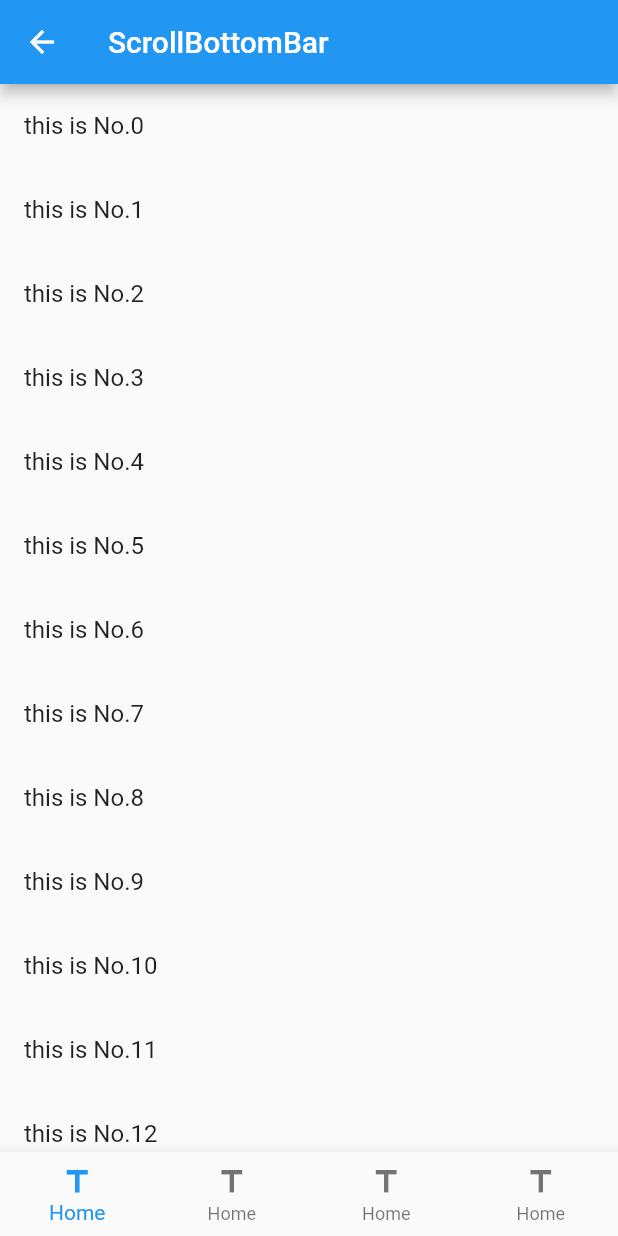
After one commit to justForL/FlutterDemos, a Flutter app: the ScrollBottomBar screen opened directly, on a phone screen of 412 x 824 dp. The commit adds this screen. Run offline on Flutter 3.47's test engine with Material 2 defaults, Android fonts, the phone set to English and light mode, and no system bars.

Commit message:
add scrollBottomBar

```diff
--- a/lib/Moudle/Home/HomeList.dart
+++ b/lib/Moudle/Home/HomeList.dart
@@ -1,4 +1,5 @@
 import 'package:demo02/Moudle/Home/ExpentionDemo.dart';
+import 'package:demo02/Moudle/Home/ScrollBottomBar.dart';
 import 'package:demo02/Moudle/Home/ScrollToTopDemo.dart';
 import 'package:demo02/Moudle/Home/TextFieldDemo.dart';
 import 'package:demo02/Moudle/Home/WX9Button.dart';
@@ -75,6 +76,11 @@ class HomeListItem extends StatelessWidget {
           _routeJumpAction(context, ScrollToTopDemo(), false);
         }
         break;
+         case HomeItemEnum.ScrollBottomBar:
+        {
+          _routeJumpAction(context, ScrollBottomBar(), false);
+        }
+        break;
 
       default:
     }
--- /dev/null
+++ b/lib/Moudle/Home/ScrollBottomBar.dart
@@ -0,0 +1,102 @@
+import 'package:flutter/cupertino.dart';
+import 'package:flutter/material.dart';
+import 'package:flutter/rendering.dart';
+
+void main() => runApp(ScrollBottomBar());
+
+class ScrollBottomBar extends StatefulWidget {
+  @override
+  State createState() => _ScrollBottomBarState();
+}
+
+class _ScrollBottomBarState extends State<ScrollBottomBar>
+    with SingleTickerProviderStateMixin {
+  AnimationController _animationController;
+  Animation _animation;
+  ScrollController _scrollController;
+
+  @override
+  void initState() {
+    super.initState();
+    _animationController = AnimationController(
+        vsync: this, duration: Duration(milliseconds: 500));
+    _animation = Tween(begin: 0.0, end: -100.0).animate(CurvedAnimation(
+        parent: _animationController, curve: Curves.fastOutSlowIn));
+    _scrollController = ScrollController(keepScrollOffset: true)
+      ..addListener(_judgeScroll);
+  }
+
+  @override
+  void dispose() {
+    _animationController?.dispose();
+    _scrollController..removeListener(_judgeScroll);
+    super.dispose();
+  }
+
+  @override
+  Widget build(BuildContext context) {
+    return Scaffold(
+      appBar: AppBar(
+        title: Text("ScrollBottomBar"),
+      ),
+      body: _buildListView(),
+      bottomNavigationBar: _buildBottomBar(context),
+    );
+  }
+
+    void _judgeScroll() {
+    if (_scrollController.position.userScrollDirection == ScrollDirection.forward) {
+      _animationController.forward();
+    }
+
+    if (_scrollController.position.userScrollDirection == ScrollDirection.reverse) {
+      _animationController.reverse();
+    }
+  }
+
+  Widget _buildListView() {
+    return ListView.builder(
+        itemCount: 30,
+        controller: _scrollController,
+        itemBuilder: (context, index) {
+          return ListTile(
+            title: Text("this is No.$index"),
+          );
+        });
+  }
+
+  Widget _buildBottomBar(BuildContext context) {
+    int _index = 0;
+    return AnimatedBuilder(
+      animation: _animation,
+      builder: (context, child) {
+        return Container(
+          height: 0.0,
+          child: Stack(
+            overflow: Overflow.visible,
+            children: <Widget>[
+              Positioned(
+                bottom: _animation.value,
+                left: 0.0,
+                right: 0.0,
+                child: child,
+              )
+            ],
+          ),
+        );
+      },
+      child: BottomNavigationBar(
+        items: [
+          BottomNavigationBarItem(icon: Icon(Icons.title), title: Text("Home")),
+          BottomNavigationBarItem(icon: Icon(Icons.title), title: Text("Home")),
+          BottomNavigationBarItem(icon: Icon(Icons.title), title: Text("Home")),
+          BottomNavigationBarItem(icon: Icon(Icons.title), title: Text("Home")),
+        ],
+        type: BottomNavigationBarType.fixed,
+        currentIndex: _index,
+      ),
+    );
+  }
+
+
+}
--- a/lib/Moudle/Home/ScrollToTopDemo.dart
+++ b/lib/Moudle/Home/ScrollToTopDemo.dart
@@ -16,12 +16,12 @@ class _ScrollToTopDemoState extends State<ScrollToTopDemo> {
     super.initState();
     _listViewController = ScrollController();
   }
+  @override
+  void dispose() {
+    super.dispose();
+    _listViewController.dispose();
+  }
 
-  void _floatButtonClick() {
-    if (_listViewController.offset != 0) {
-      _listViewController.animateTo(0,duration:Duration(seconds: 1),curve: Curves.easeIn);
-    }
-  }
 
   @override
   Widget build(BuildContext context) {
@@ -45,4 +45,11 @@ class _ScrollToTopDemoState extends State<ScrollToTopDemo> {
       ),
     );
   }
+
+  void _floatButtonClick() {
+    if (_listViewController.offset != 0) {
+      _listViewController.animateTo(0,
+          duration: Duration(seconds: 1), curve: Curves.easeIn);
+    }
+  }
 }
```
